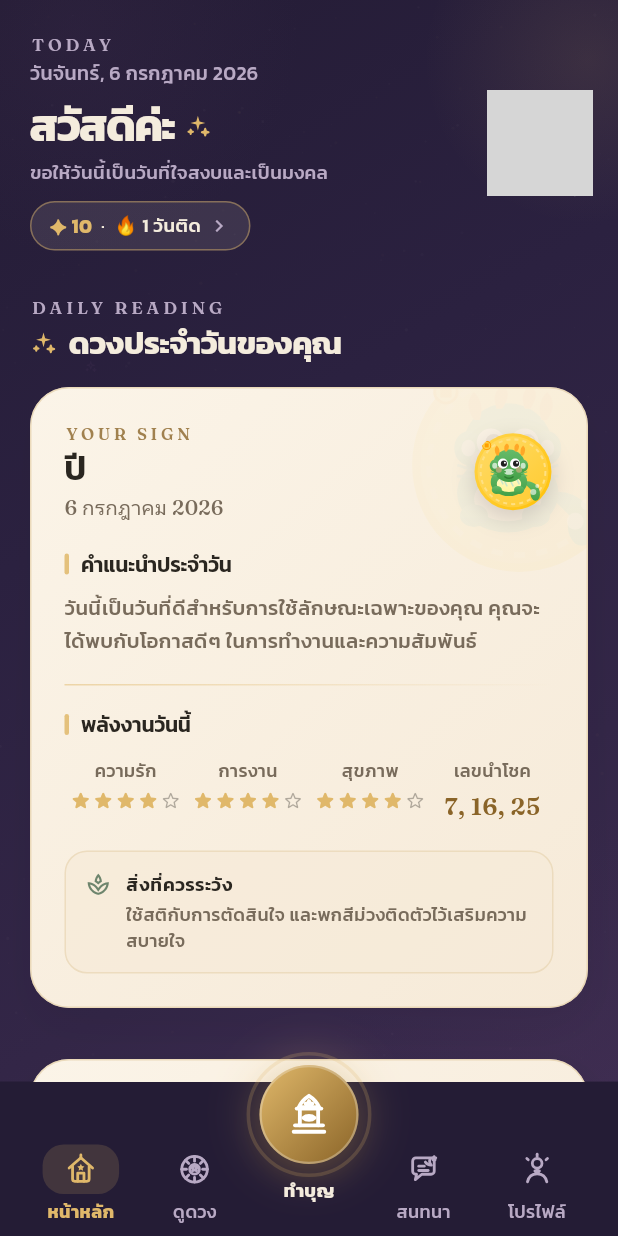
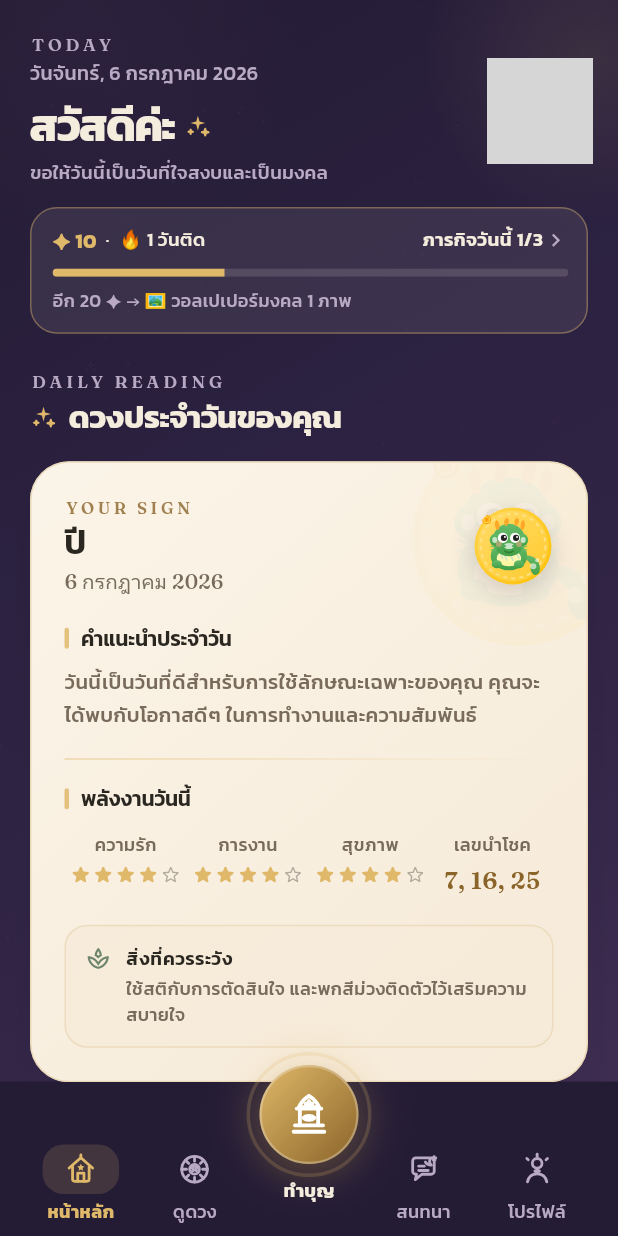
Before and after one commit to PanapatWonganan/horora-app, a Flutter app: the HomeScreen screen opened by its route, on a phone screen of 412 x 824 dp. Run offline on Flutter 3.47's test engine with Material 3 defaults, Android fonts, the phone set to English and light mode, and no system bars; drawn by our look-alikes of showcaseview; our stand-ins replace app_links, connectivity_plus, firebase_core, flutter_dotenv, flutter_riverpod, flutter_svg and 10 more; missing offline and left inert: onesignal_flutter; accounts and stored records are empty; project files that could hold a hidden picture were left out; grey boxes are pictures that could not be loaded.

Commit message:
feat(journey): Home quest strip — segment progress to next reward + daily quests counter
- thin gold bar runs previous-station -> next unclaimed reward
  (goal-gradient: near targets pull harder than the full level bar)
- header row: points + streak + 'ภารกิจวันนี้ x/3' (check-in/AI/tarot,
  computed from existing daily flags)
- claimable state highlights 'รางวัลพร้อมรับ'; all-claimed shows quiet
  Level 2 summary; whole strip opens the journey and refreshes on return
- pure helpers faithNextMilestone/faithSegmentProgress + tests

Co-Authored-By: Claude Fable 5 <noreply@anthropic.com>

```diff
--- a/lib/features/home/home_screen.dart
+++ b/lib/features/home/home_screen.dart
@@ -15,6 +15,7 @@ import '../../core/theme/celestial_effects.dart';
 import '../../core/services/auth_service.dart';
 import '../../core/services/guest_session_service.dart';
 import '../../core/utils/app_icons.dart';
+import '../journey/models/faith_models.dart';
 import '../journey/services/faith_points_service.dart';
 import '../merit/models/merit_models.dart';
 import '../shared/widgets/app_bottom_navigation.dart';
@@ -100,10 +101,12 @@ class _HomeScreenState extends State<HomeScreen>
   static const String _gentleOfferDismissedAtKey = 'gentle_offer_dismissed_at';
   static const int _gentleOfferDismissDays = 14;
 
-  // ── เส้นทางสายมู: chip พลังศรัทธา ✦ + เช็คอินรายวันอัตโนมัติ
+  // ── เส้นทางสายมู: แถบภารกิจ (quest strip) + เช็คอินรายวันอัตโนมัติ
   // (Home คือหน้าดวงประจำวัน — เปิดครั้งแรกของวัน = เช็คอิน)
   int _faithPoints = 0;
   int _faithStreak = 0;
+  int _faithDailyDone = 0; // ภารกิจวันนี้ 0-3 (เช็คดวง/ถาม AI/เปิดไพ่)
+  Set<String> _faithClaimed = const {};
 
   // ── Feature tour (showcaseview) — โชว์ครั้งเดียวต่อเครื่องหลังเข้า Home
   // ครั้งแรก: ดวงรายวัน → ปุ่มทำบุญ → แท็บสนทนา → แท็บโปรไฟล์
@@ -156,10 +159,13 @@ class _HomeScreenState extends State<HomeScreen>
     try {
       final result = await FaithPointsService.instance.dailyCheckin();
       final state = await FaithPointsService.instance.loadState();
+      final dailyDone = await FaithPointsService.instance.dailyQuestsDone();
       if (!mounted) return;
       setState(() {
         _faithPoints = state.points;
         _faithStreak = state.streak;
+        _faithDailyDone = dailyDone;
+        _faithClaimed = state.claimedMilestoneIds;
       });
       if (result.isNewDay && !_tourStartedThisSession) {
         ScaffoldMessenger.of(context).showSnackBar(
@@ -338,7 +344,11 @@ class _HomeScreenState extends State<HomeScreen>
                     children: [
                       const SizedBox(height: 24),
                       StaggeredReveal(index: 0, child: _buildHeader()),
-                      const SizedBox(height: 32),
+                      const SizedBox(height: 14),
+                      // แถบภารกิจเส้นทางสายมู — value ไม่ใช่ ask:
+                      // ขีดวิ่งสู่รางวัลถัดไป + ภารกิจวันนี้ x/3
+                      StaggeredReveal(index: 0, child: _buildQuestStrip()),
+                      const SizedBox(height: 26),
                       // ดูดวงประจำวัน — the free daily reading opens Home first:
                       // value before any commerce ask.
                       StaggeredReveal(
@@ -481,6 +491,107 @@ class _HomeScreenState extends State<HomeScreen>
     );
   }
 
+  /// แถบภารกิจ "เส้นทางสายมู" — ขีดบางวิ่งจากสถานีก่อนหน้า → รางวัลถัดไป
+  /// (goal-gradient: เป้าใกล้ดึงใจกว่าขีดยาวถึง Level) + ตัวนับภารกิจวันนี้
+  /// แตะทั้งแถบ = เข้าหน้าเส้นทางสายมู กลับมาแล้วรีเฟรชสถานะ (เผื่อกดรับ
+  /// รางวัลมา)
+  Widget _buildQuestStrip() {
+    final next = faithNextMilestone(_faithClaimed);
+    final claimable = next != null && _faithPoints >= next.points;
+    final progress = next == null
+        ? 1.0
+        : faithSegmentProgress(points: _faithPoints, next: next);
+
+    return GestureDetector(
+      onTap: () {
+        Navigator.pushNamed(context, AppRoutes.faithJourney)
+            .then((_) => _runFaithCheckin());
+      },
+      behavior: HitTestBehavior.opaque,
+      child: Container(
+        width: double.infinity,
+        padding: const EdgeInsets.fromLTRB(14, 11, 12, 12),
+        decoration: BoxDecoration(
+          color: AppColors.ivorySilk.withValues(alpha: 0.08),
+          borderRadius: BorderRadius.circular(18),
+          border: Border.all(
+            color: AppColors.candleGold.withValues(alpha: 0.4),
+          ),
+        ),
+        child: Column(
+          crossAxisAlignment: CrossAxisAlignment.start,
+          children: [
+            Row(
+              children: [
+                Text(
+                  '✦ $_faithPoints',
+                  style: GoogleFonts.kanit(
+                    color: AppColors.candleGold,
+                    fontSize: 13.5,
+                    fontWeight: FontWeight.w700,
+                  ),
+                ),
+                if (_faithStreak > 0)
+                  Text(
+                    '  ·  🔥 $_faithStreak วันติด',
+                    style: GoogleFonts.kanit(
+                      color: AppColors.onBackdrop,
+                      fontSize: 12.5,
+                      fontWeight: FontWeight.w500,
+                    ),
+                  ),
+                const Spacer(),
+                Text(
+                  'ภารกิจวันนี้ $_faithDailyDone/3',
+                  style: GoogleFonts.kanit(
+                    color: _faithDailyDone >= 3
+                        ? AppColors.candleGold
+                        : AppColors.onBackdrop,
+                    fontSize: 12.5,
+                    fontWeight: FontWeight.w600,
+                  ),
+                ),
+                const Icon(Icons.chevron_right,
+                    color: AppColors.onBackdropMuted, size: 17),
+              ],
+            ),
+            const SizedBox(height: 9),
+            ClipRRect(
+              borderRadius: BorderRadius.circular(99),
+              child: LinearProgressIndicator(
+                value: progress,
+                minHeight: 5.5,
+                backgroundColor:
+                    AppColors.ivorySilk.withValues(alpha: 0.14),
+                valueColor:
+                    const AlwaysStoppedAnimation(AppColors.candleGold),
+              ),
+            ),
+            const SizedBox(height: 7),
+            Text(
+              next == null
+                  ? 'Level 2 · ${faithLevelName(2)} — รับรางวัลครบแล้ว ✓'
+                  : claimable
+                      ? '🎁 รางวัลพร้อมรับ — ${next.emoji} ${next.title}'
+                      : 'อีก ${next.points - _faithPoints} ✦ → '
+                          '${next.emoji} ${next.title}',
+              style: GoogleFonts.kanit(
+                color: claimable
+                    ? AppColors.candleGold
+                    : AppColors.onBackdropMuted,
+                fontSize: 12,
+                fontWeight:
+                    claimable ? FontWeight.w600 : FontWeight.w400,
+              ),
+              maxLines: 1,
+              overflow: TextOverflow.ellipsis,
+            ),
+          ],
+        ),
+      ),
+    );
+  }
+
   Widget _buildHeader() {
     return Row(
       mainAxisAlignment: MainAxisAlignment.spaceBetween,
@@ -537,51 +648,6 @@ class _HomeScreenState extends State<HomeScreen>
                 ),
                 maxLines: 1,
                 overflow: TextOverflow.ellipsis,
-              ),
-              const SizedBox(height: 10),
-              // Chip พลังศรัทธา — value ไม่ใช่ ask: ทางเข้า "เส้นทางสายมู"
-              GestureDetector(
-                onTap: () =>
-                    Navigator.pushNamed(context, AppRoutes.faithJourney),
-                behavior: HitTestBehavior.opaque,
-                child: Container(
-                  padding: const EdgeInsets.symmetric(
-                      horizontal: 12, vertical: 6),
-                  decoration: BoxDecoration(
-                    color: AppColors.ivorySilk.withValues(alpha: 0.10),
-                    borderRadius: BorderRadius.circular(18),
-                    border: Border.all(
-                      color:
-                          AppColors.candleGold.withValues(alpha: 0.45),
-                    ),
-                  ),
-                  child: Row(
-                    mainAxisSize: MainAxisSize.min,
-                    children: [
-                      Text(
-                        '✦ $_faithPoints',
-                        style: GoogleFonts.kanit(
-                          color: AppColors.candleGold,
-                          fontSize: 13,
-                          fontWeight: FontWeight.w700,
-                        ),
-                      ),
-                      if (_faithStreak > 0) ...[
-                        Text(
-                          '  ·  🔥 $_faithStreak วันติด',
-                          style: GoogleFonts.kanit(
-                            color: AppColors.onBackdrop,
-                            fontSize: 12.5,
-                            fontWeight: FontWeight.w500,
-                          ),
-                        ),
-                      ],
-                      const SizedBox(width: 4),
-                      const Icon(Icons.chevron_right,
-                          color: AppColors.onBackdropMuted, size: 16),
-                    ],
-                  ),
-                ),
               ),
             ],
           ),
--- a/lib/features/journey/models/faith_models.dart
+++ b/lib/features/journey/models/faith_models.dart
@@ -222,3 +222,29 @@ String faithMantraForWeekday(int? weekday) {
 /// โค้ดคูปองส่วนลดฝากมู (แจ้งทีมงานใน LINE ระหว่างยืนยันยอด)
 const String kFaithMeritCouponCode = 'FAITH30';
 const int kFaithMeritCouponDays = 14;
+
+// ── แถบภารกิจบนหน้า Home (quest strip) ──────────────────────────────────────
+
+/// รางวัลถัดไปที่ควรชี้บนหน้า Home = สถานีแรก (เรียงตามแต้ม) ที่ยังไม่รับ
+/// — ถ้าแต้มถึงแล้วแต่ยังไม่กดรับ ก็ยังเป็น "ถัดไป" (สถานะ claimable)
+/// คืน null เมื่อรับครบทุกสถานีแล้ว
+FaithMilestone? faithNextMilestone(Set<String> claimedIds) {
+  for (final m in FaithMilestone.defaults) {
+    if (!claimedIds.contains(m.id)) return m;
+  }
+  return null;
+}
+
+/// ความคืบหน้า "ช่วงปัจจุบัน" สำหรับขีดบน Home — วิ่งจากสถานีก่อนหน้า →
+/// สถานีถัดไป (ไม่ใช่ 0 → เป้า Level ซึ่งจะดูเต็มช้าจนน่าท้อ)
+/// goal-gradient: เป้าใกล้ = แรงจูงใจแรง
+double faithSegmentProgress({
+  required int points,
+  required FaithMilestone next,
+}) {
+  final idx = FaithMilestone.defaults.indexWhere((m) => m.id == next.id);
+  final prevPoints = idx <= 0 ? 0 : FaithMilestone.defaults[idx - 1].points;
+  final span = next.points - prevPoints;
+  if (span <= 0) return 1.0;
+  return ((points - prevPoints) / span).clamp(0.0, 1.0);
+}
--- a/lib/features/journey/services/faith_points_service.dart
+++ b/lib/features/journey/services/faith_points_service.dart
@@ -131,6 +131,29 @@ class FaithPointsService {
     }
   }
 
+  /// นับ "ภารกิจวันนี้" ที่ทำแล้ว (0-3): เช็คอินดวงรายวัน / ถาม AI / เปิดไพ่
+  /// ใช้โชว์ x/3 บนแถบภารกิจหน้า Home — อ่านจาก flag รายวันที่มีอยู่แล้ว
+  Future<int> dailyQuestsDone({DateTime? now}) async {
+    try {
+      final prefs = await SharedPreferences.getInstance();
+      final today = faithDayKey(now ?? DateTime.now());
+      var done = 0;
+      if (prefs.getString(StorageConstants.faithLastCheckin) == today) done++;
+      if (prefs.getString('${StorageConstants.faithActivityPrefix}ai_chat') ==
+          today) {
+        done++;
+      }
+      if (prefs.getString('${StorageConstants.faithActivityPrefix}tarot') ==
+          today) {
+        done++;
+      }
+      return done;
+    } catch (e) {
+      debugPrint('FaithPointsService.dailyQuestsDone error: $e');
+      return 0;
+    }
+  }
+
   /// วันหมดอายุคูปอง ฿30 (null = ยังไม่เคยรับ)
   Future<DateTime?> couponExpiry() async {
     try {
```
Also changed, not shown: 1 other file.
